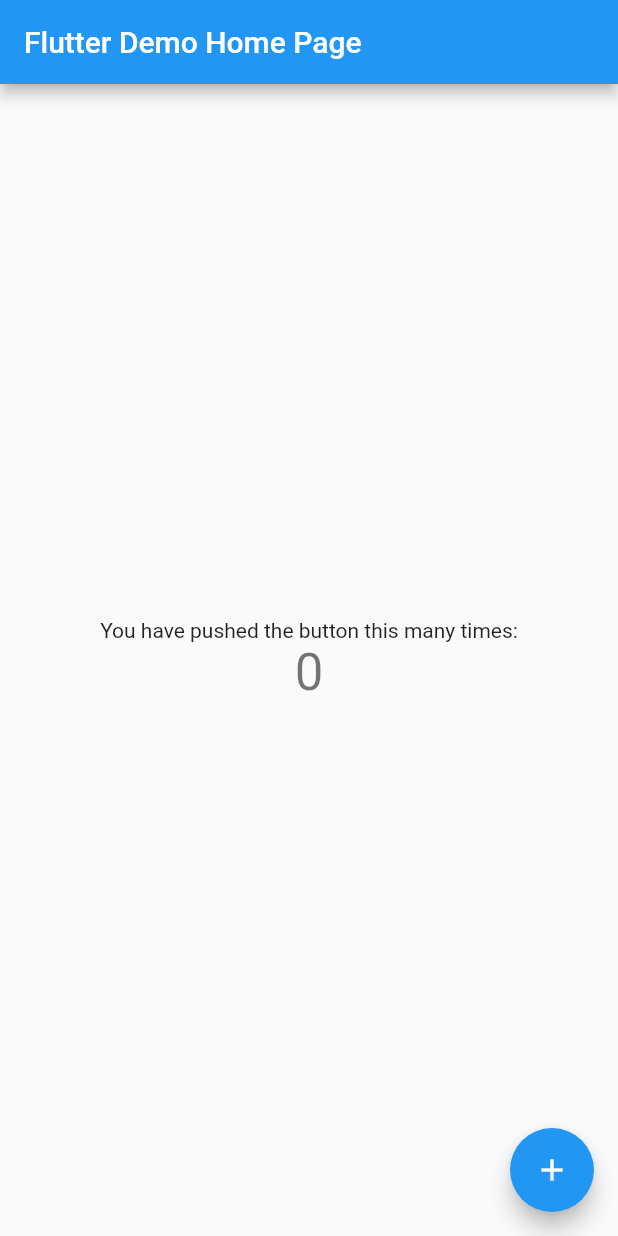
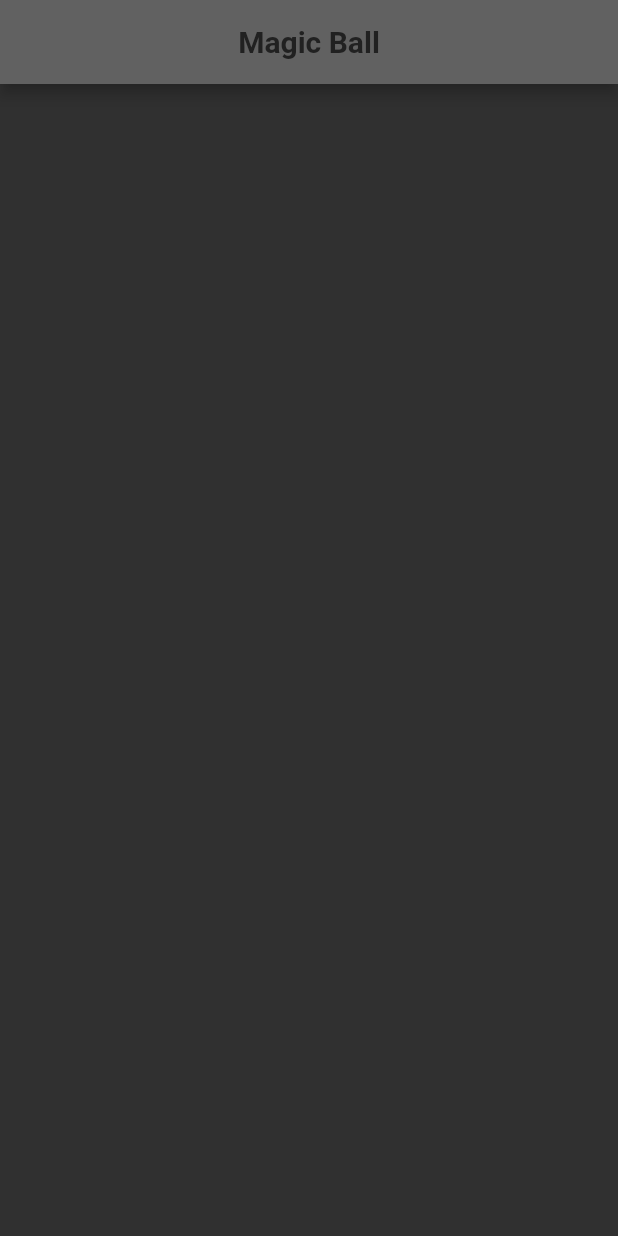
Before and after one commit to MuursaleenBats/magic_ball, a Flutter app: the screen it shows after launch, on a phone screen of 412 x 824 dp. Run offline on Flutter 3.47's test engine with Material 2 defaults, Android fonts, the phone set to English and light mode, and no system bars.

Commit message:
App Bar Added

```diff
--- a/lib/main.dart
+++ b/lib/main.dart
@@ -1,115 +1,24 @@
 import 'package:flutter/material.dart';
+import 'dart:math';
 
 void main() {
-  runApp(const MyApp());
+  runApp(
+    MaterialApp(
+      debugShowCheckedModeBanner: false,
+      home: Scaffold(
+          backgroundColor: Colors.grey[850],
+          appBar: AppBar(
+            backgroundColor: Colors.grey[700],
+            title: Center(
+              child: Text(
+                "Magic Ball",
+                style: TextStyle(
+                  color: Colors.grey[900],
+                  fontWeight: FontWeight.bold,
+                ),
+              ),
+            ),
+          )),
+    ),
+  );
 }
-
-class MyApp extends StatelessWidget {
-  const MyApp({super.key});
-
-  // This widget is the root of your application.
-  @override
-  Widget build(BuildContext context) {
-    return MaterialApp(
-      title: 'Flutter Demo',
-      theme: ThemeData(
-        // This is the theme of your application.
-        //
-        // Try running your application with "flutter run". You'll see the
-        // application has a blue toolbar. Then, without quitting the app, try
-        // changing the primarySwatch below to Colors.green and then invoke
-        // "hot reload" (press "r" in the console where you ran "flutter run",
-        // or simply save your changes to "hot reload" in a Flutter IDE).
-        // Notice that the counter didn't reset back to zero; the application
-        // is not restarted.
-        primarySwatch: Colors.blue,
-      ),
-      home: const MyHomePage(title: 'Flutter Demo Home Page'),
-    );
-  }
-}
-
-class MyHomePage extends StatefulWidget {
-  const MyHomePage({super.key, required this.title});
-
-  // This widget is the home page of your application. It is stateful, meaning
-  // that it has a State object (defined below) that contains fields that affect
-  // how it looks.
-
-  // This class is the configuration for the state. It holds the values (in this
-  // case the title) provided by the parent (in this case the App widget) and
-  // used by the build method of the State. Fields in a Widget subclass are
-  // always marked "final".
-
-  final String title;
-
-  @override
-  State<MyHomePage> createState() => _MyHomePageState();
-}
-
-class _MyHomePageState extends State<MyHomePage> {
-  int _counter = 0;
-
-  void _incrementCounter() {
-    setState(() {
-      // This call to setState tells the Flutter framework that something has
-      // changed in this State, which causes it to rerun the build method below
-      // so that the display can reflect the updated values. If we changed
-      // _counter without calling setState(), then the build method would not be
-      // called again, and so nothing would appear to happen.
-      _counter++;
-    });
-  }
-
-  @override
-  Widget build(BuildContext context) {
-    // This method is rerun every time setState is called, for instance as done
-    // by the _incrementCounter method above.
-    //
-    // The Flutter framework has been optimized to make rerunning build methods
-    // fast, so that you can just rebuild anything that needs updating rather
-    // than having to individually change instances of widgets.
-    return Scaffold(
-      appBar: AppBar(
-        // Here we take the value from the MyHomePage object that was created by
-        // the App.build method, and use it to set our appbar title.
-        title: Text(widget.title),
-      ),
-      body: Center(
-        // Center is a layout widget. It takes a single child and positions it
-        // in the middle of the parent.
-        child: Column(
-          // Column is also a layout widget. It takes a list of children and
-          // arranges them vertically. By default, it sizes itself to fit its
-          // children horizontally, and tries to be as tall as its parent.
-          //
-          // Invoke "debug painting" (press "p" in the console, choose the
-          // "Toggle Debug Paint" action from the Flutter Inspector in Android
-          // Studio, or the "Toggle Debug Paint" command in Visual Studio Code)
-          // to see the wireframe for each widget.
-          //
-          // Column has various properties to control how it sizes itself and
-          // how it positions its children. Here we use mainAxisAlignment to
-          // center the children vertically; the main axis here is the vertical
-          // axis because Columns are vertical (the cross axis would be
-          // horizontal).
-          mainAxisAlignment: MainAxisAlignment.center,
-          children: <Widget>[
-            const Text(
-              'You have pushed the button this many times:',
-            ),
-            Text(
-              '$_counter',
-              style: Theme.of(context).textTheme.headline4,
-            ),
-          ],
-        ),
-      ),
-      floatingActionButton: FloatingActionButton(
-        onPressed: _incrementCounter,
-        tooltip: 'Increment',
-        child: const Icon(Icons.add),
-      ), // This trailing comma makes auto-formatting nicer for build methods.
-    );
-  }
-}
```
Also changed, not shown: 17 other files.
